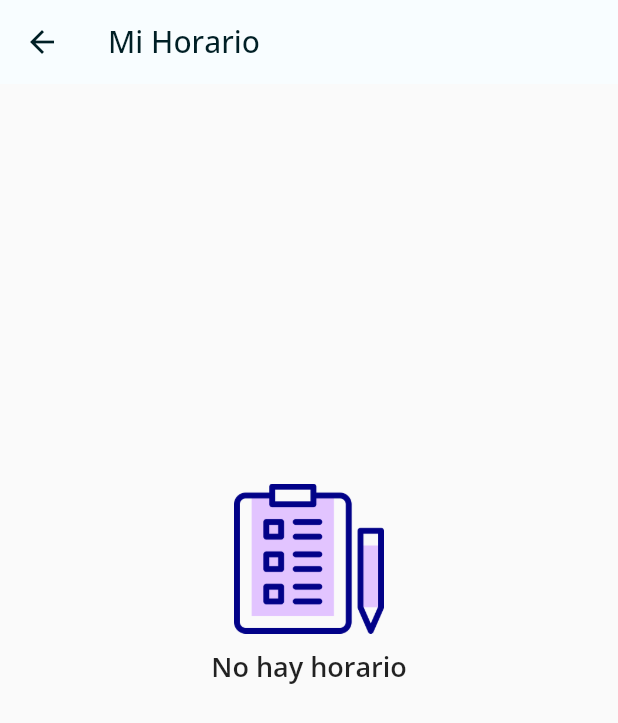
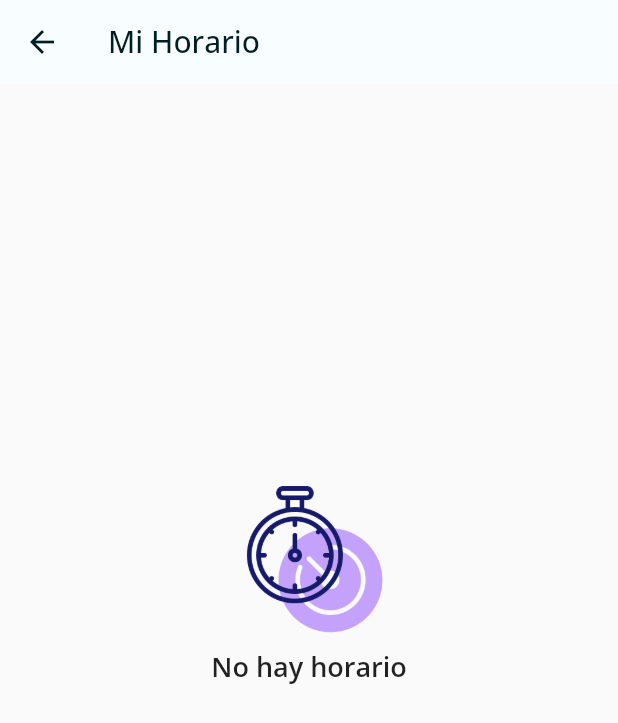
Before and after one commit to moisesmtzs/agenda_modular, a Flutter app: the SchedulePage screen opened by its route, on a phone screen of 412 x 824 dp. Shown: the top 723 px of the screen. Run offline on Flutter 3.47's test engine with Material 2 defaults, Android fonts, the phone set to English and light mode, and no system bars; our stand-ins replace avatar_glow, flutter_svg, flutter_tts, flutter_zoom_drawer, get, get_storage and 8 more; missing offline and left inert: dart:ffi, highlight_text; accounts and stored records are empty.

Commit message:
Avance Horario y Correccion de la IA

```diff
--- a/lib/src/screens/schedule/schedule_controller.dart
+++ b/lib/src/screens/schedule/schedule_controller.dart
@@ -1,4 +1,8 @@
+import 'dart:math';
+import 'dart:ui';
+
 import 'package:agenda_app/src/providers/subjectProvider.dart';
+import 'package:flutter/material.dart';
 import 'package:get/get.dart';
 import 'package:get_storage/get_storage.dart';
 
@@ -23,6 +27,9 @@ class ScheduleController extends GetxController {
   }
 
   Future<List<Meeting>> main() async {
+    //OBTENER COLOR//
+    final Random random = Random();
+    List<Color> colors = getColors();
     //LISTA DE CLASES A MOSTRAR//
     List<Meeting> meetings = [];
     //RECUPERA LAS CLASES//
@@ -37,8 +44,7 @@ class ScheduleController extends GetxController {
       ]);
       DateTime begin_hour = DateTime.parse(listaDeClases[i]!.begin_hour.toString());
       DateTime end_hour = DateTime.parse(listaDeClases[i]!.end_hour.toString());
-      print(begin_hour.toString());
-      print(end_hour.toString());
+      String idSub = listaDeClases[i]!.id_subject.toString();
       //OBTENER DIA//
       String sDay = listaDeClases[i]!.days.toString();
       if(sDay.toLowerCase() == 'lunes') sDay = "MO";
@@ -48,15 +54,51 @@ class ScheduleController extends GetxController {
       else if(sDay.toLowerCase() == 'viernes') sDay = "FR";
       else if(sDay.toLowerCase() == 'sabado') sDay = "SA";
       else if(sDay.toLowerCase() == 'domingo') sDay = "SU";
+      int difHour = end_hour.hour-begin_hour.hour;
+      int difMin = end_hour.minute-begin_hour.minute;
+
+      //RECUPERAR NOMBRE//
+      Subject? subj = await _subjectProvider.findById(idSub);
+
+      //VALIDAR SI YA HAY UNA CLASE DE ESA MATERIA PARA PINTARLAS DEL MISMO COLOR//
+      Color backgroundColor = Colors.white;
+      for(int i = 0; i<meetings.length; i++)
+      {
+        if(subj!.name == meetings[i].eventName)
+        {
+          backgroundColor = meetings[i].background;
+        }
+      }
+      if(backgroundColor == Colors.white)
+      {
+        backgroundColor = colors[random.nextInt(colors.length-1)];
+      }
+
       //GENERAR RECUADRO//
-      Meeting claseView = Meeting('HOLA',
+      Meeting claseView = Meeting(subj!.name ?? " ",
                                   DateTime(DateTime.now().year, 01, 01, begin_hour.hour),
-                                  DateTime(DateTime.now().year, 01, 01, begin_hour.hour+2),
-                                  AppColors.colors.inversePrimary,
+                                  DateTime(DateTime.now().year, 01, 01, begin_hour.hour+difHour,begin_hour.minute+difMin),
+                                  backgroundColor,
                                   false,
                                   'FREQ=WEEKLY;INTERVAL=1;BYDAY='+sDay+';COUNT=52');
       meetings.add(claseView);
     }
     return meetings;
   }
+  List<Color> getColors()
+  {
+    final List<Color> colors = <Color>[];
+    colors.add(const Color(0xFF0F8644));
+    colors.add(const Color(0xFF8B1FA9));
+    colors.add(const Color(0xFFD20100));
+    colors.add(const Color(0xFFFC571D));
+    colors.add(const Color(0xFF36B37B));
+    colors.add(const Color(0xFF01A1EF));
+    colors.add(const Color(0xFF3D4FB5));
+    colors.add(const Color(0xFFE47C73));
+    colors.add(const Color(0xFF636363));
+    colors.add(const Color(0xFF0A8043));
+    return colors;
+  }
+
 }
--- a/lib/src/screens/schedule/schedule_page.dart
+++ b/lib/src/screens/schedule/schedule_page.dart
@@ -7,6 +7,7 @@ import 'package:agenda_app/src/screens/clase/detail/clase_detail_controller.dart
 
 import 'package:agenda_app/src/models/clase.dart';
 
+import '../../widgets/no_schedule_widget.dart';
 import '../../widgets/no_task_widget.dart';
 
 class SchedulePage extends StatelessWidget {
@@ -25,7 +26,6 @@ class SchedulePage extends StatelessWidget {
             if ( snapshot.data!.isNotEmpty ) {
               return SfCalendar(
                   view: CalendarView.week,
-                  timeZone: 'Pacific Standard Time (Mexico)',
                   timeSlotViewSettings: const TimeSlotViewSettings(dateFormat: 'd', dayFormat: 'EEE'),
                   showWeekNumber: false,
                   selectionDecoration: const BoxDecoration(color: Colors.transparent),
@@ -34,10 +34,10 @@ class SchedulePage extends StatelessWidget {
                     appointmentDisplayMode: MonthAppointmentDisplayMode.appointment),
               );
             } else {
-              return Center(child: NoTaskWidget(text: 'No hay horario'));
+              return Center(child: NoScheduleWidget(text: 'No hay horario'));
             }
           } else {
-            return Center(child: NoTaskWidget(text: 'No hay horario'));
+            return Center(child: NoScheduleWidget(text: 'Cargando horario'));
           }
         }
       ),
--- /dev/null
+++ b/lib/src/widgets/no_schedule_widget.dart
@@ -0,0 +1,25 @@
+import 'package:flutter/material.dart';
+
+class NoScheduleWidget extends StatelessWidget {
+
+  String? text;
+
+  NoScheduleWidget( { Key? key, this.text } ) : super(key: key);
+
+  @override
+  Widget build(BuildContext context) {
+    return Container(
+      padding: const EdgeInsets.symmetric(horizontal: 80, vertical: 90),
+      margin: const EdgeInsets.only(bottom: 100),
+      child: Column(
+        mainAxisAlignment: MainAxisAlignment.center,
+        children: [
+          Image.asset('assets/loadingSchedule.png', height: 100),
+          const SizedBox(height: 10),
+          Text(text ?? '', style: const TextStyle( fontSize: 18, fontWeight: FontWeight.w600 ))
+        ],
+      ),
+
+    );
+  }
+}
--- a/pubspec.yaml
+++ b/pubspec.yaml
@@ -40,7 +40,7 @@ dependencies:
   google_fonts: ^4.0.3
   google_nav_bar: ^5.0.6
   image_picker: ^0.8.5+3
-  intl: ^0.18.0
+  intl: ^0.17.0
   modal_bottom_sheet: ^2.1.0
   material_color_utilities:
   provider: ^6.0.3
```
Also changed, not shown: lib/src/ia/ia_controller.dart (+114 -23 lines), lib/src/providers/claseProvider.dart (+21 -0 lines), lib/src/providers/subjectProvider.dart (+22 -2 lines), assets/loadingDuck.gif (added), assets/loadingSchedule.png (added), assets/loadingSonic.gif (added), assets/loadingSquid.gif (added), pubspec.lock, 1 other file.
